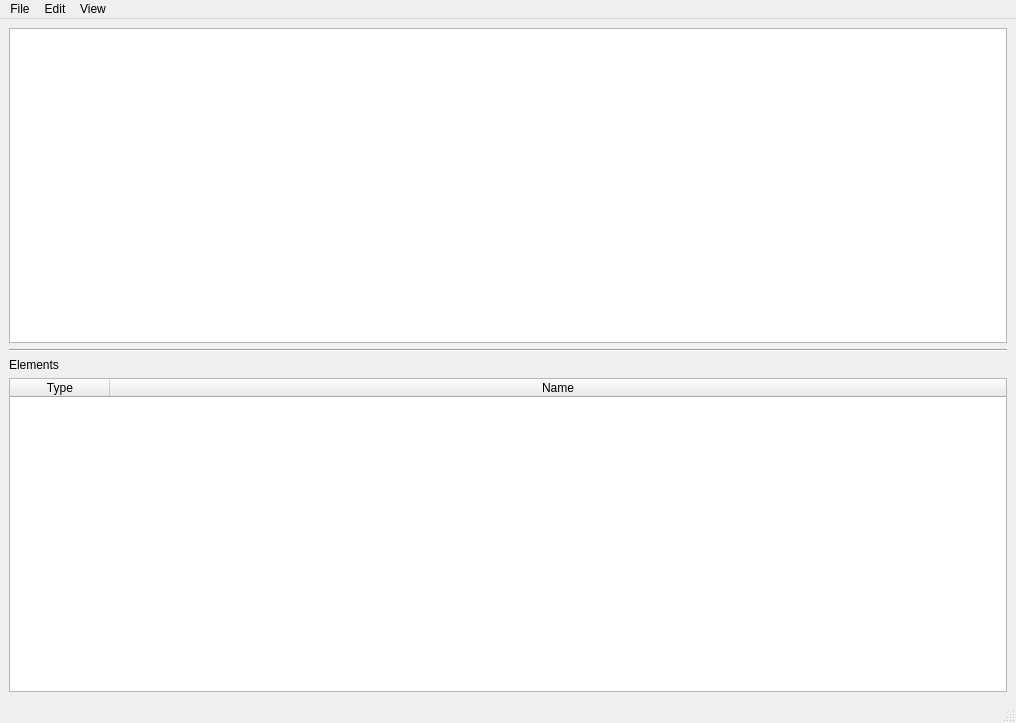
This is ui/visualizer.ui in sashaouellet/Helix as Qt 5 draws it before an edit. The edited form follows.
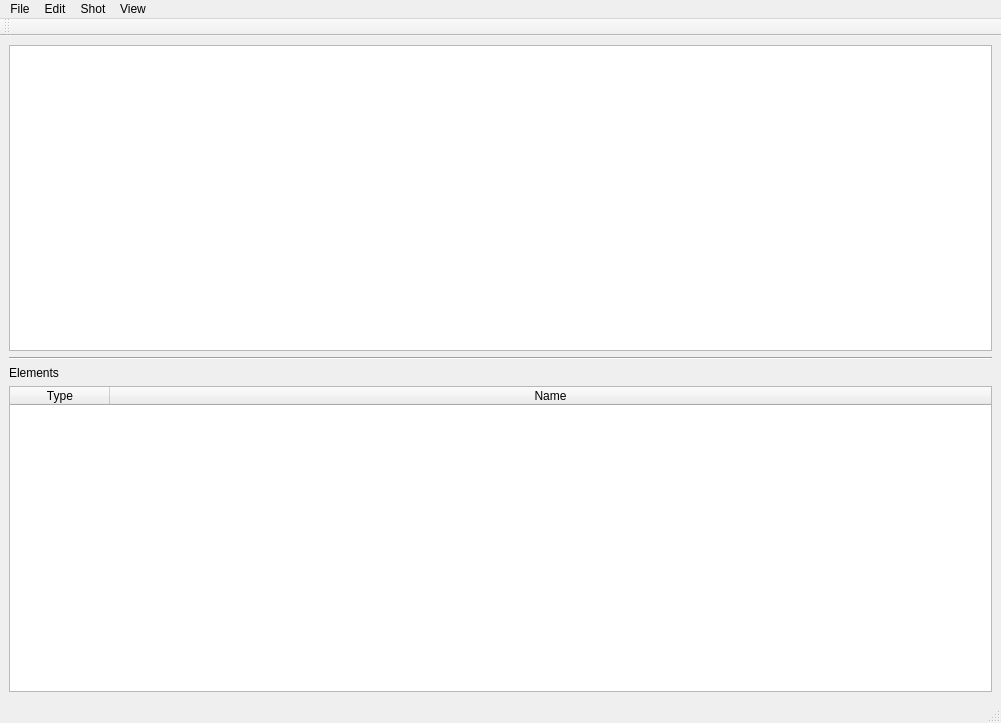
This is the edited form.

```diff
--- a/ui/visualizer.ui
+++ b/ui/visualizer.ui
@@ -9,13 +9,19 @@
    <rect>
     <x>0</x>
     <y>0</y>
-    <width>1016</width>
+    <width>1001</width>
     <height>723</height>
    </rect>
   </property>
   <property name="windowTitle">
    <string>Helix Show Management</string>
   </property>
+  <property name="styleSheet">
+   <string notr="true"/>
+  </property>
+  <property name="unifiedTitleAndToolBarOnMac">
+   <bool>true</bool>
+  </property>
   <widget class="QWidget" name="WIDG_main">
    <layout class="QVBoxLayout" name="verticalLayout">
     <item>
@@ -90,8 +96,8 @@
     <rect>
      <x>0</x>
      <y>0</y>
-     <width>1016</width>
-     <height>28</height>
+     <width>1001</width>
+     <height>22</height>
     </rect>
    </property>
    <widget class="QMenu" name="menuFile">
@@ -137,12 +143,32 @@
      <string>Edit</string>
     </property>
     <addaction name="ACT_editProperties"/>
+    <addaction name="separator"/>
+    <addaction name="menuPreferences"/>
+   </widget>
+   <widget class="QMenu" name="menuDailies">
+    <property name="title">
+     <string>Shot</string>
+    </property>
+    <addaction name="ACT_slapComp"/>
    </widget>
    <addaction name="menuFile"/>
    <addaction name="menuEdit"/>
+   <addaction name="menuDailies"/>
    <addaction name="menuView"/>
   </widget>
   <widget class="QStatusBar" name="statusbar"/>
+  <widget class="QToolBar" name="toolBar">
+   <property name="windowTitle">
+    <string>toolBar</string>
+   </property>
+   <attribute name="toolBarArea">
+    <enum>TopToolBarArea</enum>
+   </attribute>
+   <attribute name="toolBarBreak">
+    <bool>false</bool>
+   </attribute>
+  </widget>
   <action name="ACT_openDB">
    <property name="text">
     <string>Connect to database...</string>
```
Left out of the diff: 34 changed lines with no effect on the pictures.
